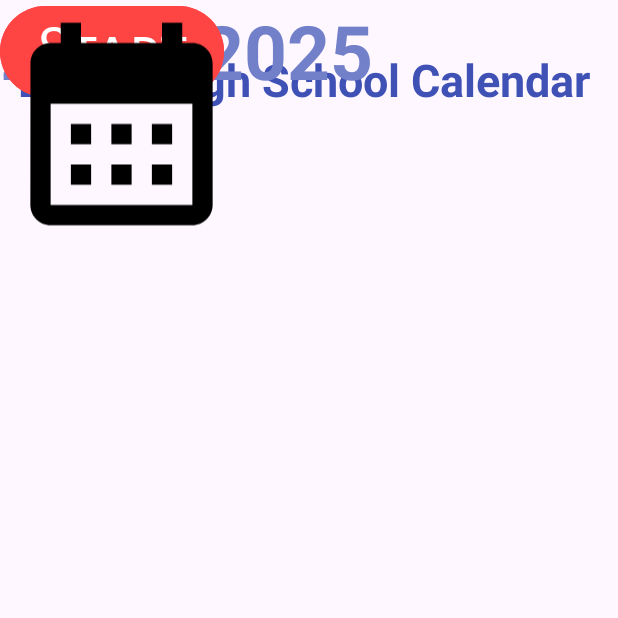
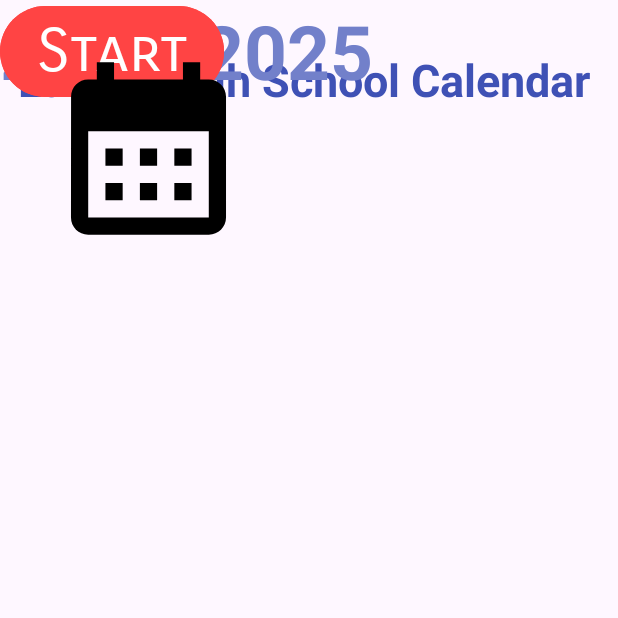
Before and after one commit to kayla-mich/Calendar2024-2025-java-, an Android app: the screen it shows after launch (MainActivity), on a phone screen of 412 x 824 dp, the top half of it. Run offline under Robolectric (Android 15) with nearby library versions, the light colour scheme and no system bars.

Commit message:
changed the home screen and error fix

```diff
--- a/app/src/main/java/com/example/calendarpt2/MainActivity.java
+++ b/app/src/main/java/com/example/calendarpt2/MainActivity.java
@@ -15,7 +15,7 @@ public class MainActivity extends AppCompatActivity {
         super.onCreate(savedInstanceState);
         EdgeToEdge.enable(this);
         setContentView(R.layout.activity_main);
-        ViewCompat.setOnApplyWindowInsetsListener(findViewById(R.id.main), (v, insets) -> {
+        ViewCompat.setOnApplyWindowInsetsListener(findViewById(R.id.homescreen), (v, insets) -> {
             Insets systemBars = insets.getInsets(WindowInsetsCompat.Type.systemBars());
             v.setPadding(systemBars.left, systemBars.top, systemBars.right, systemBars.bottom);
             return insets;
--- a/app/src/main/res/drawable/calendar.xml
+++ /dev/null
@@ -1,5 +0,0 @@
-<vector xmlns:android="http://schemas.android.com/apk/res/android" android:height="24dp" android:tint="#000000" android:viewportHeight="24" android:viewportWidth="24" android:width="24dp">
-
-    <path android:fillColor="@android:color/white" android:pathData="M19,4h-1V2h-2v2H8V2H6v2H5C3.89,4 3.01,4.9 3.01,6L3,20c0,1.1 0.89,2 2,2h14c1.1,0 2,-0.9 2,-2V6C21,4.9 20.1,4 19,4zM19,20H5V10h14V20zM9,14H7v-2h2V14zM13,14h-2v-2h2V14zM17,14h-2v-2h2V14zM9,18H7v-2h2V18zM13,18h-2v-2h2V18zM17,18h-2v-2h2V18z"/>
-
-</vector>
--- /dev/null
+++ b/app/src/main/res/drawable/newcalendar_foreground.xml
@@ -0,0 +1,15 @@
+<vector xmlns:android="http://schemas.android.com/apk/res/android"
+    android:width="108dp"
+    android:height="108dp"
+    android:viewportWidth="24"
+    android:viewportHeight="24"
+    android:tint="#000000">
+  <group android:scaleX="0.696"
+      android:scaleY="0.696"
+      android:translateX="3.648"
+      android:translateY="3.648">
+    <path
+        android:fillColor="@android:color/white"
+        android:pathData="M19,4h-1V2h-2v2H8V2H6v2H5C3.89,4 3.01,4.9 3.01,6L3,20c0,1.1 0.89,2 2,2h14c1.1,0 2,-0.9 2,-2V6C21,4.9 20.1,4 19,4zM19,20H5V10h14V20zM9,14H7v-2h2V14zM13,14h-2v-2h2V14zM17,14h-2v-2h2V14zM9,18H7v-2h2V18zM13,18h-2v-2h2V18zM17,18h-2v-2h2V18z"/>
+  </group>
+</vector>
--- a/app/src/main/res/layout/activity_main.xml
+++ b/app/src/main/res/layout/activity_main.xml
@@ -9,7 +9,7 @@
     android:orientation="vertical">
 
     <TextView
-        android:id="@+id/title "
+        android:id="@+id/title"
         style="@android:style/Widget.DeviceDefault.TextView"
         android:layout_width="wrap_content"
         android:layout_height="wrap_content"
@@ -53,11 +53,11 @@
         tools:layout_editor_absoluteY="538dp" />
 
     <ImageView
-        android:id="@+id/calendarWidget"
-        android:layout_width="162dp"
-        android:layout_height="165dp"
-        app:srcCompat="@drawable/calendar"
-        tools:layout_editor_absoluteX="124dp"
-        tools:layout_editor_absoluteY="237dp" />
+        android:id="@+id/imageView2"
+        android:layout_width="198dp"
+        android:layout_height="198dp"
+        app:srcCompat="@drawable/newcalendar_foreground"
+        tools:layout_editor_absoluteX="102dp"
+        tools:layout_editor_absoluteY="199dp" />
 
 </androidx.constraintlayout.widget.ConstraintLayout>
--- /dev/null
+++ b/app/src/main/res/mipmap-anydpi-v26/newcalendar.xml
@@ -0,0 +1,5 @@
+<?xml version="1.0" encoding="utf-8"?>
+<adaptive-icon xmlns:android="http://schemas.android.com/apk/res/android">
+    <background android:drawable="@color/newcalendar_background"/>
+    <foreground android:drawable="@drawable/newcalendar_foreground"/>
+</adaptive-icon>
--- /dev/null
+++ b/app/src/main/res/values/newcalendar_background.xml
@@ -0,0 +1,4 @@
+<?xml version="1.0" encoding="utf-8"?>
+<resources>
+    <color name="newcalendar_background">#BF5353</color>
+</resources>
```
Also changed, not shown: app/src/main/newcalendar-playstore.png (added).
